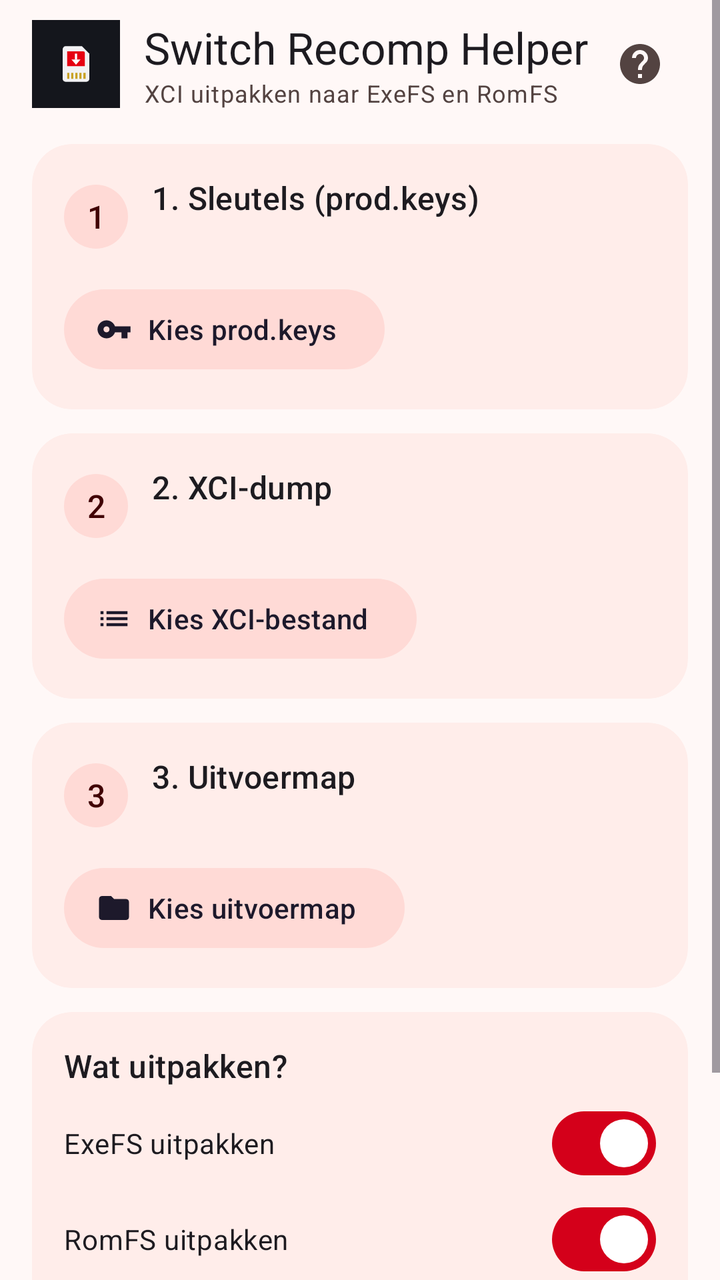
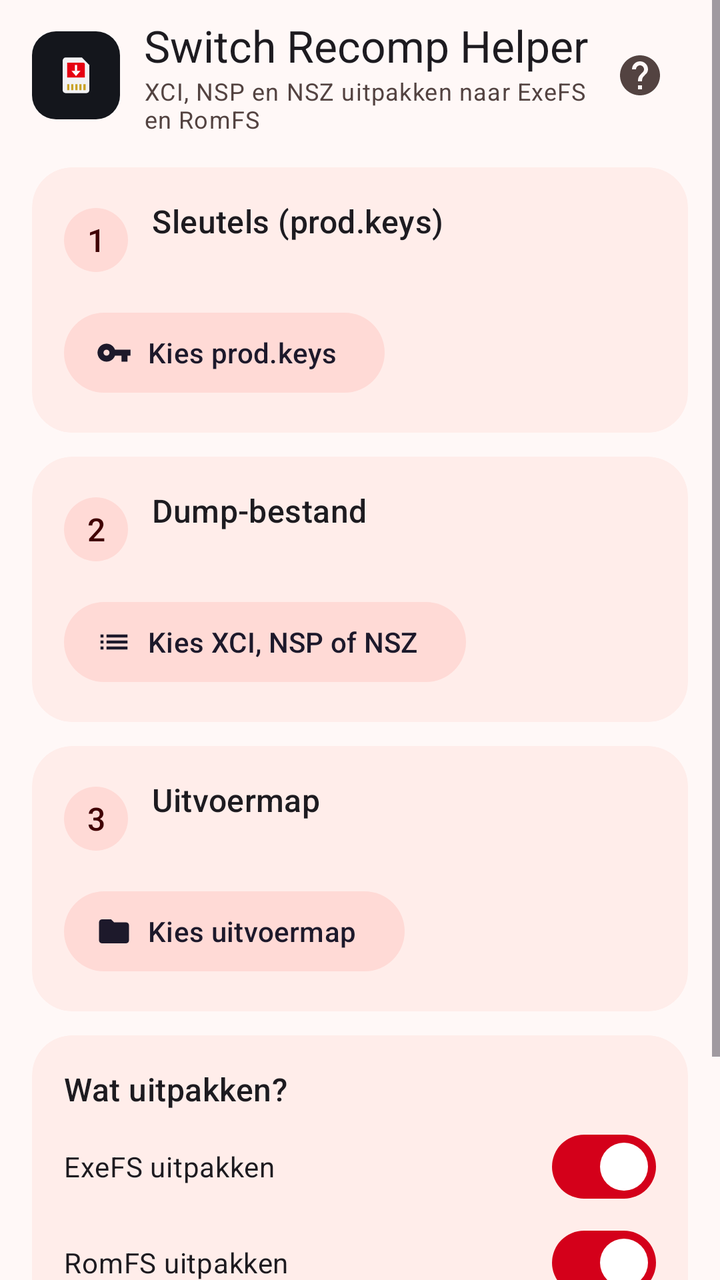

The first picture is an Android layout as it rendered before a commit; the second is the same layout after the commit. The layout source and the unified diff follow.
<!-- AndroidManifest.xml: application theme Theme.SwitchRecompHelper -->
<!-- res/layout/activity_main.xml -->
<?xml version="1.0" encoding="utf-8"?>
<ScrollView xmlns:android="http://schemas.android.com/apk/res/android"
    xmlns:app="http://schemas.android.com/apk/res-auto"
    android:id="@+id/root"
    android:layout_width="match_parent"
    android:layout_height="match_parent"
    android:clipToPadding="false"
    android:fillViewport="true">

    <LinearLayout
        android:layout_width="match_parent"
        android:layout_height="wrap_content"
        android:orientation="vertical"
        android:paddingHorizontal="16dp"
        android:paddingBottom="24dp">

        
        <LinearLayout
            android:layout_width="match_parent"
            android:layout_height="wrap_content"
            android:layout_marginTop="8dp"
            android:gravity="center_vertical"
            android:orientation="horizontal">

            <ImageView
                android:layout_width="44dp"
                android:layout_height="44dp"
                android:background="@color/icon_bg"
                android:importantForAccessibility="no"
                android:padding="2dp"
                android:src="@drawable/ic_cartridge" />

            <LinearLayout
                android:layout_width="0dp"
                android:layout_height="wrap_content"
                android:layout_marginStart="12dp"
                android:layout_weight="1"
                android:orientation="vertical">
                <TextView
                    android:layout_width="wrap_content"
                    android:layout_height="wrap_content"
                    android:text="@string/app_name"
                    android:textAppearance="?attr/textAppearanceTitleLarge" />
                <TextView
                    android:layout_width="wrap_content"
                    android:layout_height="wrap_content"
                    android:text="@string/tagline"
                    android:textAppearance="?attr/textAppearanceBodySmall"
                    android:textColor="?attr/colorOnSurfaceVariant" />
            </LinearLayout>

            <ImageButton
                android:id="@+id/help"
                android:layout_width="48dp"
                android:layout_height="48dp"
                android:background="?attr/selectableItemBackgroundBorderless"
                android:contentDescription="@string/help"
                android:src="@drawable/ic_help"
                app:tint="?attr/colorOnSurfaceVariant" />
        </LinearLayout>

        
        <com.google.android.material.card.MaterialCardView
            style="@style/Widget.App.Card"
            android:layout_width="match_parent"
            android:layout_height="wrap_content"
            android:layout_marginTop="16dp">
            <LinearLayout
                android:layout_width="match_parent"
                android:layout_height="wrap_content"
                android:orientation="vertical"
                android:padding="16dp">
                <LinearLayout
                    android:layout_width="match_parent"
                    android:layout_height="wrap_content"
                    android:gravity="center_vertical"
                    android:orientation="horizontal">
                    <TextView
                        android:id="@+id/badge1"
                        style="@style/TextAppearance.App.Step"
                        android:layout_width="32dp"
                        android:layout_height="32dp"
                        android:background="@drawable/bg_badge"
                        android:gravity="center"
                        android:text="1"
                        android:textColor="?attr/colorOnPrimaryContainer" />
                    <LinearLayout
                        android:layout_width="0dp"
                        android:layout_height="wrap_content"
                        android:layout_marginStart="12dp"
                        android:layout_weight="1"
                        android:orientation="vertical">
                        <TextView
                            android:layout_width="match_parent"
                            android:layout_height="wrap_content"
                            android:text="@string/step_keys"
                            android:textAppearance="@style/TextAppearance.App.Step" />
                        <TextView
                            android:id="@+id/keysStatus"
                            android:layout_width="match_parent"
                            android:layout_height="wrap_content"
                            android:ellipsize="middle"
                            android:singleLine="true"
                            android:textAppearance="?attr/textAppearanceBodyMedium"
                            android:textColor="?attr/colorOnSurfaceVariant" />
                    </LinearLayout>
                </LinearLayout>
                <com.google.android.material.button.MaterialButton
                    android:id="@+id/pickKeys"
                    style="@style/Widget.Material3.Button.TonalButton.Icon"
                    android:layout_width="wrap_content"
                    android:layout_height="wrap_content"
                    android:layout_marginTop="12dp"
                    android:text="@string/btn_pick_keys"
                    app:icon="@drawable/ic_key" />
            </LinearLayout>
        </com.google.android.material.card.MaterialCardView>

        
        <com.google.android.material.card.MaterialCardView
            style="@style/Widget.App.Card"
            android:layout_width="match_parent"
            android:layout_height="wrap_content"
            android:layout_marginTop="12dp">
            <LinearLayout
                android:layout_width="match_parent"
                android:layout_height="wrap_content"
                android:orientation="vertical"
                android:padding="16dp">
                <LinearLayout
                    android:layout_width="match_parent"
                    android:layout_height="wrap_content"
                    android:gravity="center_vertical"
                    android:orientation="horizontal">
                    <TextView
                        android:id="@+id/badge2"
                        style="@style/TextAppearance.App.Step"
                        android:layout_width="32dp"
                        android:layout_height="32dp"
                        android:background="@drawable/bg_badge"
                        android:gravity="center"
                        android:text="2"
                        android:textColor="?attr/colorOnPrimaryContainer" />
                    <LinearLayout
                        android:layout_width="0dp"
                        android:layout_height="wrap_content"
                        android:layout_marginStart="12dp"
                        android:layout_weight="1"
                        android:orientation="vertical">
                        <TextView
                            android:layout_width="match_parent"
                            android:layout_height="wrap_content"
                            android:text="@string/step_xci"
                            android:textAppearance="@style/TextAppearance.App.Step" />
                        <TextView
                            android:id="@+id/xciStatus"
                            android:layout_width="match_parent"
                            android:layout_height="wrap_content"
                            android:ellipsize="middle"
                            android:singleLine="true"
                            android:textAppearance="?attr/textAppearanceBodyMedium"
                            android:textColor="?attr/colorOnSurfaceVariant" />
                    </LinearLayout>
                </LinearLayout>
                <com.google.android.material.button.MaterialButton
                    android:id="@+id/pickXci"
                    style="@style/Widget.Material3.Button.TonalButton.Icon"
                    android:layout_width="wrap_content"
                    android:layout_height="wrap_content"
                    android:layout_marginTop="12dp"
                    android:text="@string/btn_pick_xci"
                    app:icon="@drawable/ic_steps" />
            </LinearLayout>
        </com.google.android.material.card.MaterialCardView>

        
        <com.google.android.material.card.MaterialCardView
            style="@style/Widget.App.Card"
            android:layout_width="match_parent"
            android:layout_height="wrap_content"
            android:layout_marginTop="12dp">
            <LinearLayout
                android:layout_width="match_parent"
                android:layout_height="wrap_content"
                android:orientation="vertical"
                android:padding="16dp">
                <LinearLayout
                    android:layout_width="match_parent"
                    android:layout_height="wrap_content"
                    android:gravity="center_vertical"
                    android:orientation="horizontal">
                    <TextView
                        android:id="@+id/badge3"
                        style="@style/TextAppearance.App.Step"
                        android:layout_width="32dp"
                        android:layout_height="32dp"
                        android:background="@drawable/bg_badge"
                        android:gravity="center"
                        android:text="3"
                        android:textColor="?attr/colorOnPrimaryContainer" />
                    <LinearLayout
                        android:layout_width="0dp"
                        android:layout_height="wrap_content"
                        android:layout_marginStart="12dp"
                        android:layout_weight="1"
                        android:orientation="vertical">
                        <TextView
                            android:layout_width="match_parent"
                            android:layout_height="wrap_content"
                            android:text="@string/step_out"
                            android:textAppearance="@style/TextAppearance.App.Step" />
                        <TextView
                            android:id="@+id/outStatus"
                            android:layout_width="match_parent"
                            android:layout_height="wrap_content"
                            android:ellipsize="middle"
                            android:singleLine="true"
                            android:textAppearance="?attr/textAppearanceBodyMedium"
                            android:textColor="?attr/colorOnSurfaceVariant" />
                    </LinearLayout>
                </LinearLayout>
                <com.google.android.material.button.MaterialButton
                    android:id="@+id/pickOut"
                    style="@style/Widget.Material3.Button.TonalButton.Icon"
                    android:layout_width="wrap_content"
                    android:layout_height="wrap_content"
                    android:layout_marginTop="12dp"
                    android:text="@string/btn_pick_out"
                    app:icon="@drawable/ic_folder" />
            </LinearLayout>
        </com.google.android.material.card.MaterialCardView>

        
        <com.google.android.material.card.MaterialCardView
            style="@style/Widget.App.Card"
            android:layout_width="match_parent"
            android:layout_height="wrap_content"
            android:layout_marginTop="12dp">
            <LinearLayout
                android:layout_width="match_parent"
                android:layout_height="wrap_content"
                android:orientation="vertical"
                android:padding="16dp">
                <TextView
                    android:layout_width="match_parent"
                    android:layout_height="wrap_content"
                    android:text="@string/options"
                    android:textAppearance="@style/TextAppearance.App.Step" />
                <com.google.android.material.materialswitch.MaterialSwitch
                    android:id="@+id/cbExefs"
                    android:layout_width="match_parent"
                    android:layout_height="wrap_content"
                    android:layout_marginTop="4dp"
                    android:checked="true"
                    android:minHeight="48dp"
                    android:text="@string/cb_exefs" />
                <com.google.android.material.materialswitch.MaterialSwitch
                    android:id="@+id/cbRomfs"
                    android:layout_width="match_parent"
                    android:layout_height="wrap_content"
                    android:checked="true"
                    android:minHeight="48dp"
                    android:text="@string/cb_romfs" />
            </LinearLayout>
        </com.google.android.material.card.MaterialCardView>

        
        <com.google.android.material.button.MaterialButton
            android:id="@+id/start"
            android:layout_width="match_parent"
            android:layout_height="64dp"
            android:layout_marginTop="16dp"
            android:text="@string/btn_start"
            android:textSize="18sp"
            app:cornerRadius="20dp" />

        
        <com.google.android.material.card.MaterialCardView
            android:id="@+id/progressCard"
            style="@style/Widget.App.Card"
            android:layout_width="match_parent"
            android:layout_height="wrap_content"
            android:layout_marginTop="12dp"
            android:visibility="gone">
            <LinearLayout
                android:layout_width="match_parent"
                android:layout_height="wrap_content"
                android:orientation="vertical"
                android:padding="16dp">
                <LinearLayout
                    android:layout_width="match_parent"
                    android:layout_height="wrap_content"
                    android:gravity="bottom"
                    android:orientation="horizontal">
                    <TextView
                        android:id="@+id/percent"
                        android:layout_width="0dp"
                        android:layout_height="wrap_content"
                        android:layout_weight="1"
                        android:textAppearance="?attr/textAppearanceHeadlineMedium" />
                    <TextView
                        android:id="@+id/speed"
                        android:layout_width="wrap_content"
                        android:layout_height="wrap_content"
                        android:textAppearance="?attr/textAppearanceBodyMedium"
                        android:textColor="?attr/colorOnSurfaceVariant" />
                </LinearLayout>
                <com.google.android.material.progressindicator.LinearProgressIndicator
                    android:id="@+id/progress"
                    android:layout_width="match_parent"
                    android:layout_height="wrap_content"
                    android:layout_marginTop="8dp"
                    android:max="1000"
                    app:trackCornerRadius="4dp"
                    app:trackThickness="8dp" />
                <TextView
                    android:id="@+id/eta"
                    android:layout_width="match_parent"
                    android:layout_height="wrap_content"
                    android:layout_marginTop="8dp"
                    android:textAppearance="?attr/textAppearanceBodyMedium" />
                <TextView
                    android:id="@+id/currentFile"
                    android:layout_width="match_parent"
                    android:layout_height="wrap_content"
                    android:ellipsize="middle"
                    android:singleLine="true"
                    android:textAppearance="?attr/textAppearanceBodySmall"
                    android:textColor="?attr/colorOnSurfaceVariant" />
                <com.google.android.material.button.MaterialButton
                    android:id="@+id/cancel"
                    style="@style/Widget.Material3.Button.OutlinedButton"
                    android:layout_width="wrap_content"
                    android:layout_height="wrap_content"
                    android:layout_marginTop="8dp"
                    android:text="@string/btn_cancel" />
            </LinearLayout>
        </com.google.android.material.card.MaterialCardView>

        <TextView
            android:id="@+id/message"
            android:layout_width="match_parent"
            android:layout_height="wrap_content"
            android:layout_marginTop="12dp"
            android:textAppearance="?attr/textAppearanceBodyLarge"
            android:textIsSelectable="true"
            android:visibility="gone" />

        <com.google.android.material.button.MaterialButton
            android:id="@+id/toggleLog"
            style="@style/Widget.Material3.Button.TextButton"
            android:layout_width="wrap_content"
            android:layout_height="wrap_content"
            android:text="@string/details_show"
            android:visibility="gone" />
        <TextView
            android:id="@+id/log"
            android:layout_width="match_parent"
            android:layout_height="wrap_content"
            android:fontFamily="monospace"
            android:textIsSelectable="true"
            android:textSize="12sp"
            android:visibility="gone" />
    </LinearLayout>
</ScrollView>
<!-- resources referenced by this layout -->
<resources>
  <color name="icon_bg">#14161C</color>
  <!-- drawable bg_badge (drawable) -->
  <?xml version="1.0" encoding="utf-8"?>
  <shape xmlns:android="http://schemas.android.com/apk/res/android" android:shape="oval">
      <solid android:color="?attr/colorPrimaryContainer" />
  </shape>
  <!-- drawable ic_folder (drawable) -->
  <?xml version="1.0" encoding="utf-8"?>
  <vector xmlns:android="http://schemas.android.com/apk/res/android"
      android:width="24dp" android:height="24dp"
      android:viewportWidth="24" android:viewportHeight="24"
      android:tint="?attr/colorControlNormal">
      <path android:fillColor="@android:color/white" android:pathData="M10,4H4c-1.1,0 -1.99,0.9 -1.99,2L2,18c0,1.1 0.9,2 2,2h16c1.1,0 2,-0.9 2,-2V8c0,-1.1 -0.9,-2 -2,-2h-8l-2,-2z" />
  </vector>
  <!-- drawable ic_key (drawable) -->
  <?xml version="1.0" encoding="utf-8"?>
  <vector xmlns:android="http://schemas.android.com/apk/res/android"
      android:width="24dp" android:height="24dp"
      android:viewportWidth="24" android:viewportHeight="24"
      android:tint="?attr/colorControlNormal">
      <path android:fillColor="@android:color/white" android:pathData="M12.65,10C11.83,7.67 9.61,6 7,6c-3.31,0 -6,2.69 -6,6s2.69,6 6,6c2.61,0 4.83,-1.67 5.65,-4H17v4h4v-4h2v-4H12.65zM7,14c-1.1,0 -2,-0.9 -2,-2s0.9,-2 2,-2 2,0.9 2,2 -0.9,2 -2,2z" />
  </vector>
  <!-- drawable ic_steps (drawable) -->
  <?xml version="1.0" encoding="utf-8"?>
  <vector xmlns:android="http://schemas.android.com/apk/res/android"
      android:width="24dp" android:height="24dp"
      android:viewportWidth="24" android:viewportHeight="24"
      android:tint="?attr/colorControlNormal">
      <path android:fillColor="@android:color/white" android:pathData="M3,13h2v-2L3,11v2zM3,17h2v-2L3,15v2zM3,9h2L5,7L3,7v2zM7,13h14v-2L7,11v2zM7,17h14v-2L7,15v2zM7,7v2h14L21,7L7,7z" />
  </vector>
  <string name="app_name">Switch Recomp Helper</string>
  <string name="btn_cancel">Annuleren</string>
  <string name="btn_pick_keys">Kies prod.keys</string>
  <string name="btn_pick_out">Kies uitvoermap</string>
  <string name="btn_pick_xci">Kies XCI-bestand</string>
  <string name="btn_start">Uitpakken</string>
  <string name="cb_exefs">ExeFS uitpakken</string>
  <string name="cb_romfs">RomFS uitpakken</string>
  <string name="details_show">Details tonen</string>
  <string name="help">Uitleg</string>
  <string name="options">Wat uitpakken?</string>
  <string name="step_keys">1. Sleutels (prod.keys)</string>
  <string name="step_out">3. Uitvoermap</string>
  <string name="step_xci">2. XCI-dump</string>
  <string name="tagline">XCI uitpakken naar ExeFS en RomFS</string>
  <style name="TextAppearance.App.Step" parent="TextAppearance.Material3.TitleMedium" />
  <style name="Widget.App.Card" parent="Widget.Material3.CardView.Filled">
          <item name="cardBackgroundColor">@color/brand_card</item>
          <item name="cardCornerRadius">20dp</item>
          <item name="cardElevation">0dp</item>
      </style>
  <color name="brand_card">#FFEDEA</color>
  <color name="brand_primary">#D4001A</color>
  <color name="brand_on_primary">#FFFFFF</color>
  <color name="brand_primary_container">#FFDAD6</color>
  <color name="brand_on_primary_container">#410003</color>
  <color name="brand_secondary">#775652</color>
  <color name="brand_secondary_container">#FFDAD6</color>
  <color name="brand_surface">#FFF8F7</color>
  <color name="brand_on_surface">#231918</color>
  <color name="brand_surface_variant">#F5DDDA</color>
  <color name="brand_on_surface_variant">#534341</color>
  <color name="brand_outline">#857370</color>
  <!-- unchanged entries left out for length: 3 -->
</resources>

<!-- the commit's change to res/layout/activity_main.xml (unified diff, before → after) -->
@@ -25,7 +25,7 @@
             <ImageView
                 android:layout_width="44dp"
                 android:layout_height="44dp"
-                android:background="@color/icon_bg"
+                android:background="@drawable/bg_icon"
                 android:importantForAccessibility="no"
                 android:padding="2dp"
                 android:src="@drawable/ic_cartridge" />
<!-- resource entries referenced after the edit -->
@@ -5,6 +5,12 @@
   <?xml version="1.0" encoding="utf-8"?>
   <shape xmlns:android="http://schemas.android.com/apk/res/android" android:shape="oval">
       <solid android:color="?attr/colorPrimaryContainer" />
+  </shape>
+  <!-- drawable bg_icon (drawable) -->
+  <?xml version="1.0" encoding="utf-8"?>
+  <shape xmlns:android="http://schemas.android.com/apk/res/android" android:shape="rectangle">
+      <solid android:color="@color/icon_bg" />
+      <corners android:radius="12dp" />
   </shape>
   <!-- drawable ic_folder (drawable) -->
   <?xml version="1.0" encoding="utf-8"?>
@@ -34,17 +40,17 @@
   <string name="btn_cancel">Annuleren</string>
   <string name="btn_pick_keys">Kies prod.keys</string>
   <string name="btn_pick_out">Kies uitvoermap</string>
-  <string name="btn_pick_xci">Kies XCI-bestand</string>
+  <string name="btn_pick_xci">Kies XCI, NSP of NSZ</string>
   <string name="btn_start">Uitpakken</string>
   <string name="cb_exefs">ExeFS uitpakken</string>
   <string name="cb_romfs">RomFS uitpakken</string>
   <string name="details_show">Details tonen</string>
   <string name="help">Uitleg</string>
   <string name="options">Wat uitpakken?</string>
-  <string name="step_keys">1. Sleutels (prod.keys)</string>
-  <string name="step_out">3. Uitvoermap</string>
-  <string name="step_xci">2. XCI-dump</string>
-  <string name="tagline">XCI uitpakken naar ExeFS en RomFS</string>
+  <string name="step_keys">Sleutels (prod.keys)</string>
+  <string name="step_out">Uitvoermap</string>
+  <string name="step_xci">Dump-bestand</string>
+  <string name="tagline">XCI, NSP en NSZ uitpakken naar ExeFS en RomFS</string>
   <style name="TextAppearance.App.Step" parent="TextAppearance.Material3.TitleMedium" />
   <style name="Widget.App.Card" parent="Widget.Material3.CardView.Filled">
           <item name="cardBackgroundColor">@color/brand_card</item>
